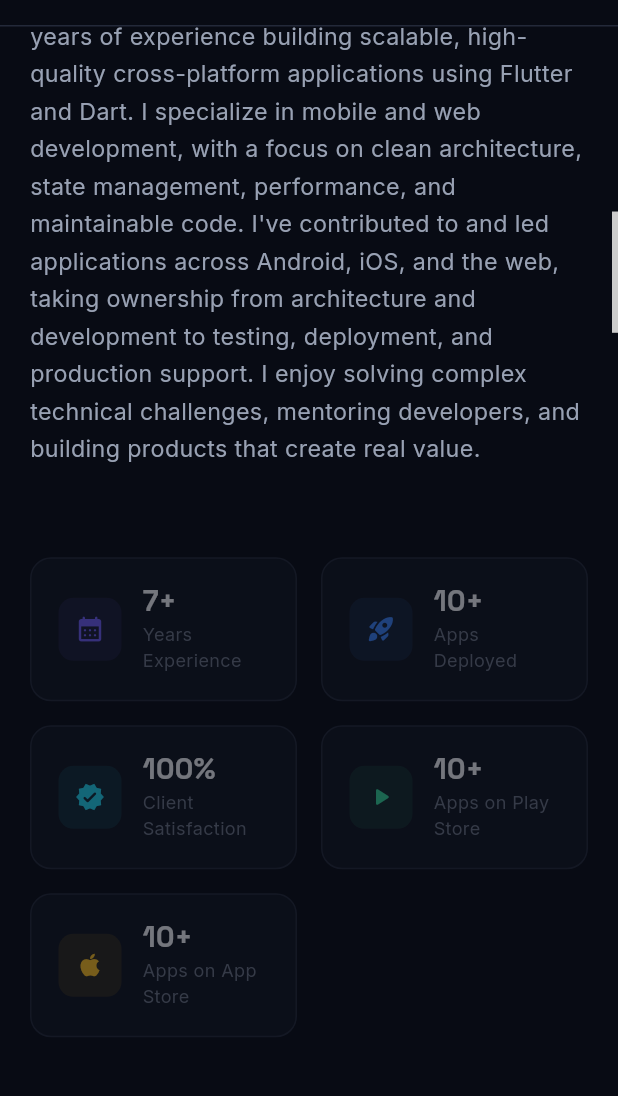
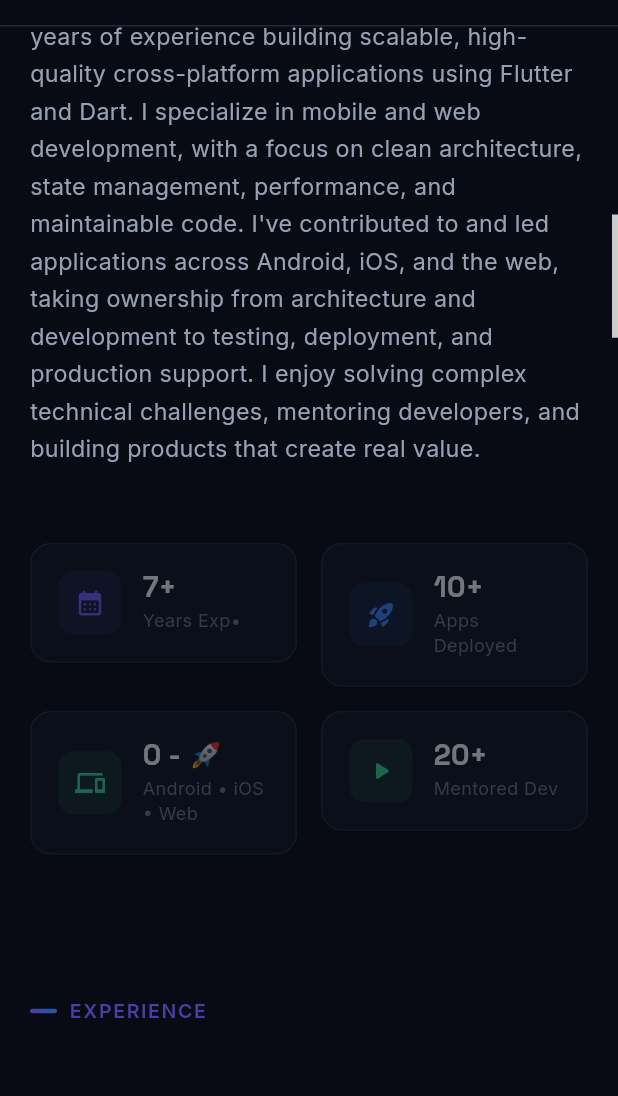
Before and after one commit to prabhunath111/imprabhu, a Flutter app: the screen it shows after launch, scrolled down 1152 dp, on a phone screen of 412 x 824 dp, the part 77-1173 px from its top. Run offline on Flutter 3.47's test engine with Material 3 defaults, Android fonts, the phone set to English and light mode, and no system bars; our stand-ins replace google_fonts.

Commit message:
Update statistics and labels in AboutSection

```diff
--- a/lib/sections/about_section.dart
+++ b/lib/sections/about_section.dart
@@ -10,12 +10,13 @@ class AboutSection extends StatelessWidget {
     final width = MediaQuery.of(context).size.width;
     final mobile = isMobile(width);
 
-    const stats = [
-      _StatData(Icons.calendar_month_rounded, AppColors.primary, '7+', 'Years Experience'),
-      _StatData(Icons.rocket_launch_rounded, AppColors.secondary, '10+', 'Apps Deployed'),
-      _StatData(Icons.verified_rounded, AppColors.accent, '100%', 'Client Satisfaction'),
-      _StatData(Icons.play_arrow_rounded, AppColors.success, '10+', 'Apps on Play Store'),
-      _StatData(Icons.apple_rounded, AppColors.warning, '10+', 'Apps on App Store'),
+    final stats = [
+      const _StatData(Icons.calendar_month_rounded, AppColors.primary, '7+', 'Years Exp•'),
+      const _StatData(Icons.rocket_launch_rounded, AppColors.secondary, '10+', 'Apps Deployed'),
+      const _StatData(Icons.devices, AppColors.success, '0 - 🚀', 'Android • iOS • Web'),
+      const _StatData(Icons.play_arrow_rounded, AppColors.success, '20+', 'Mentored Dev'),
+      // _StatData(Icons.language, AppColors.success, '0 - 🚀', 'Android • iOS • Web'),
+      // _StatData(Icons.apple_rounded, AppColors.warning, '10+', 'Apps on App Store'),
     ];
 
     final textColumn = Column(
```
